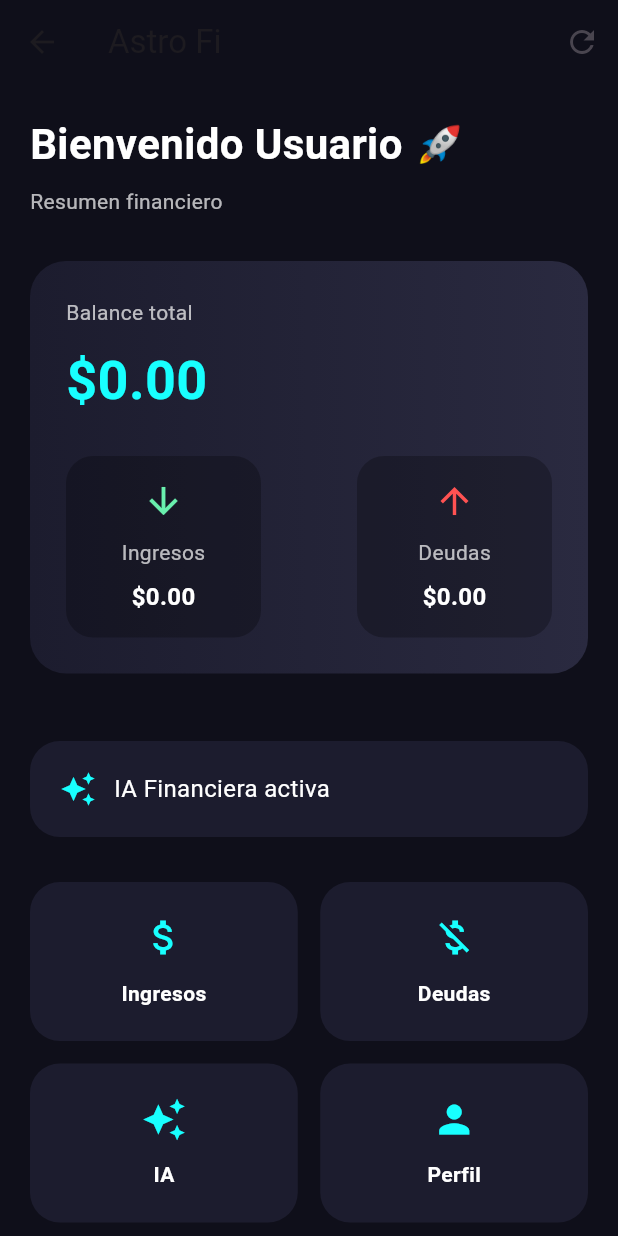
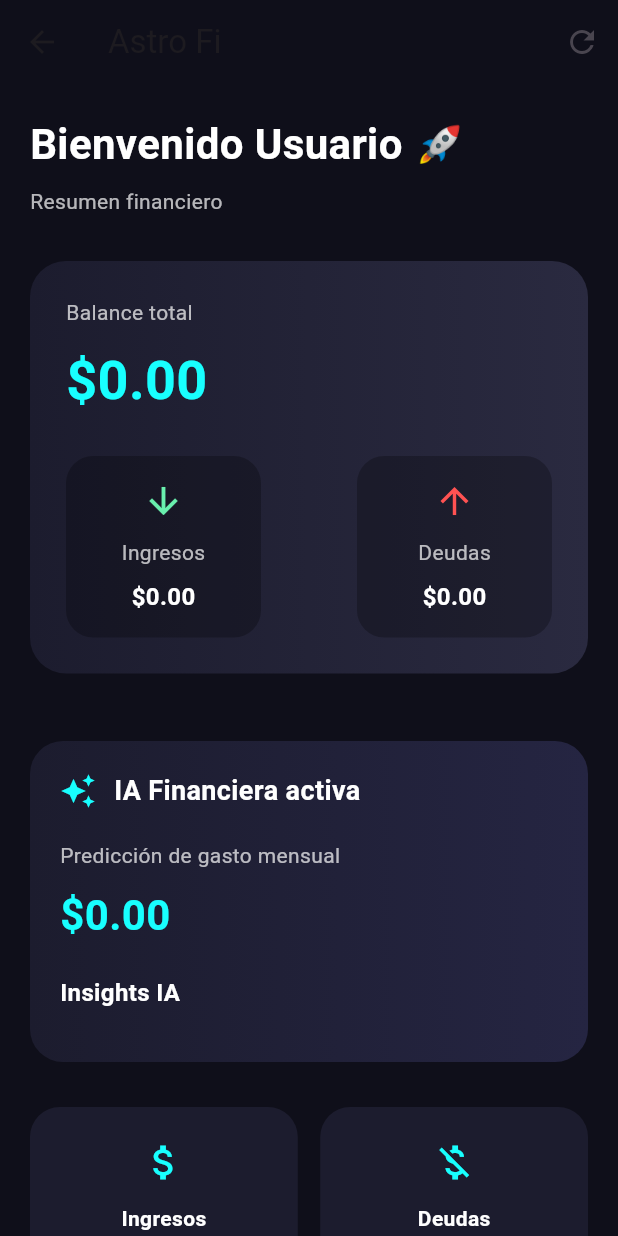
Before and after one commit to ismael12345563/finanza_app, a Flutter app: the HomePage screen opened by its route, after a tap on the "refresh" icon, on a phone screen of 412 x 824 dp. Run offline on Flutter 3.47's test engine with Material 3 defaults, Android fonts, the phone set to English and light mode, and no system bars; network calls fail.

Commit message:
add expenses endpoints

```diff
--- a/finanza_app/lib/pages/home_page.dart
+++ b/finanza_app/lib/pages/home_page.dart
@@ -20,6 +20,13 @@ class _HomePageState extends State<HomePage> {
 
   bool hasCreditCard = false;
 
+  // =========================
+  // IA
+  // =========================
+  List<String> aiTips = [];
+  double predictedExpense = 0;
+  bool loadingAI = true;
+
   // 🔥 URL DEL BACKEND
   final String baseUrl = "https://finanza-app.onrender.com";
 
@@ -29,6 +36,7 @@ class _HomePageState extends State<HomePage> {
     getIncomes();
     getDebts();
     getUserProfile();
+    getPrediction();
   }
 
   // =========================
@@ -135,12 +143,47 @@ class _HomePageState extends State<HomePage> {
     }
   }
 
+  // =========================
+  // IA PREDICTION
+  // =========================
+  Future<void> getPrediction() async {
+    try {
+      final response = await http.post(
+        Uri.parse("$baseUrl/predict"),
+        headers: {"Content-Type": "application/json"},
+        body: jsonEncode({"email": widget.email}),
+      );
+
+      if (response.statusCode == 200) {
+        final data = jsonDecode(response.body);
+
+        if (!mounted) return;
+
+        setState(() {
+          predictedExpense =
+              double.tryParse(data["prediccion_gasto"].toString()) ?? 0;
+
+          aiTips = List<String>.from(data["consejos"] ?? []);
+
+          loadingAI = false;
+        });
+      }
+    } catch (e) {
+      debugPrint("Error IA: $e");
+
+      setState(() {
+        loadingAI = false;
+      });
+    }
+  }
+
   void goTo(String route) async {
     await Navigator.pushNamed(context, route, arguments: widget.email);
 
     getIncomes();
     getDebts();
     getUserProfile();
+    getPrediction();
   }
 
   @override
@@ -164,6 +207,7 @@ class _HomePageState extends State<HomePage> {
               getIncomes();
               getDebts();
               getUserProfile();
+              getPrediction();
             },
             icon: const Icon(Icons.refresh),
           ),
@@ -299,20 +343,98 @@ class _HomePageState extends State<HomePage> {
                 padding: const EdgeInsets.all(20),
 
                 decoration: BoxDecoration(
-                  color: const Color(0xFF1C1C2E),
-                  borderRadius: BorderRadius.circular(20),
+                  gradient: const LinearGradient(
+                    colors: [Color(0xFF1C1C2E), Color(0xFF252542)],
+                  ),
+                  borderRadius: BorderRadius.circular(22),
                 ),
 
-                child: Row(
-                  children: const [
-                    Icon(Icons.auto_awesome, color: Colors.cyanAccent),
+                child: Column(
+                  crossAxisAlignment: CrossAxisAlignment.start,
 
-                    SizedBox(width: 12),
+                  children: [
+                    Row(
+                      children: const [
+                        Icon(Icons.auto_awesome, color: Colors.cyanAccent),
 
-                    Text(
-                      "IA Financiera activa",
-                      style: TextStyle(color: Colors.white, fontSize: 16),
+                        SizedBox(width: 12),
+
+                        Text(
+                          "IA Financiera activa",
+                          style: TextStyle(
+                            color: Colors.white,
+                            fontSize: 18,
+                            fontWeight: FontWeight.bold,
+                          ),
+                        ),
+                      ],
                     ),
+
+                    const SizedBox(height: 20),
+
+                    if (loadingAI)
+                      const Center(child: CircularProgressIndicator())
+                    else ...[
+                      Text(
+                        "Predicción de gasto mensual",
+                        style: TextStyle(color: Colors.white.withOpacity(0.7)),
+                      ),
+
+                      const SizedBox(height: 10),
+
+                      Text(
+                        "\$${predictedExpense.toStringAsFixed(2)}",
+                        style: const TextStyle(
+                          color: Colors.cyanAccent,
+                          fontSize: 28,
+                          fontWeight: FontWeight.bold,
+                        ),
+                      ),
+
+                      const SizedBox(height: 20),
+
+                      const Text(
+                        "Insights IA",
+                        style: TextStyle(
+                          color: Colors.white,
+                          fontSize: 16,
+                          fontWeight: FontWeight.bold,
+                        ),
+                      ),
+
+                      const SizedBox(height: 15),
+
+                      ...aiTips.map(
+                        (tip) => Container(
+                          margin: const EdgeInsets.only(bottom: 12),
+                          padding: const EdgeInsets.all(14),
+
+                          decoration: BoxDecoration(
+                            color: Colors.white.withOpacity(0.05),
+                            borderRadius: BorderRadius.circular(14),
+                          ),
+
+                          child: Row(
+                            children: [
+                              const Icon(
+                                Icons.check_circle,
+                                color: Colors.greenAccent,
+                                size: 20,
+                              ),
+
+                              const SizedBox(width: 10),
+
+                              Expanded(
+                                child: Text(
+                                  tip,
+                                  style: const TextStyle(color: Colors.white),
+                                ),
+                              ),
+                            ],
+                          ),
+                        ),
+                      ),
+                    ],
                   ],
                 ),
               ),
```
Also changed, not shown: 2 other files.
